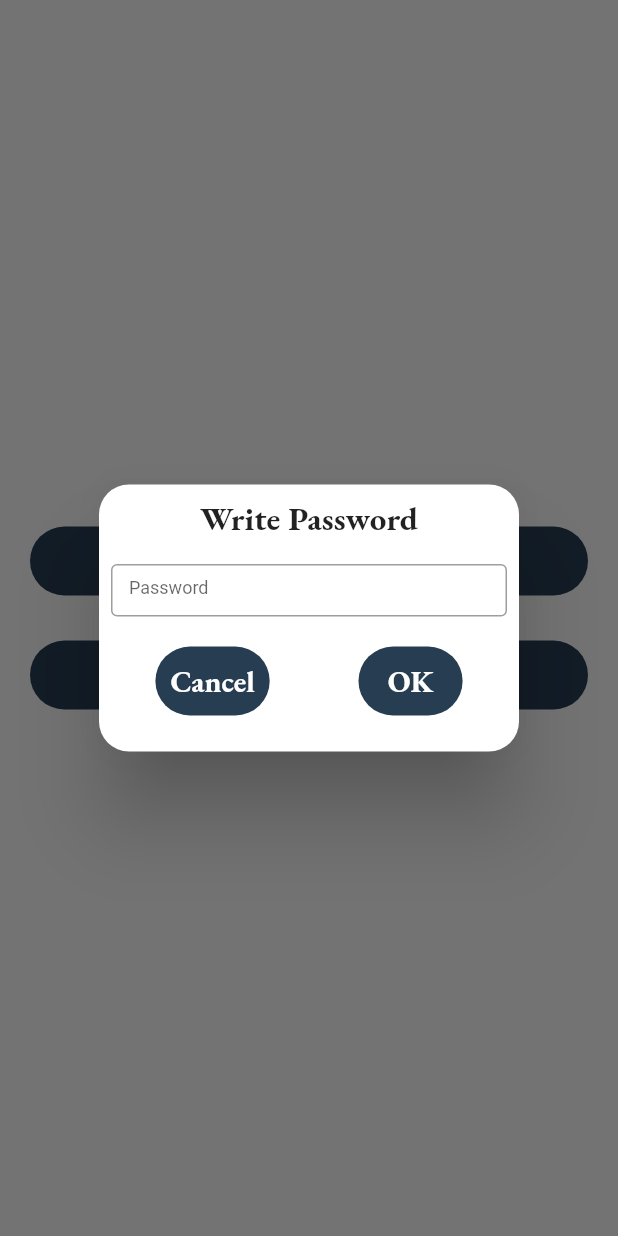
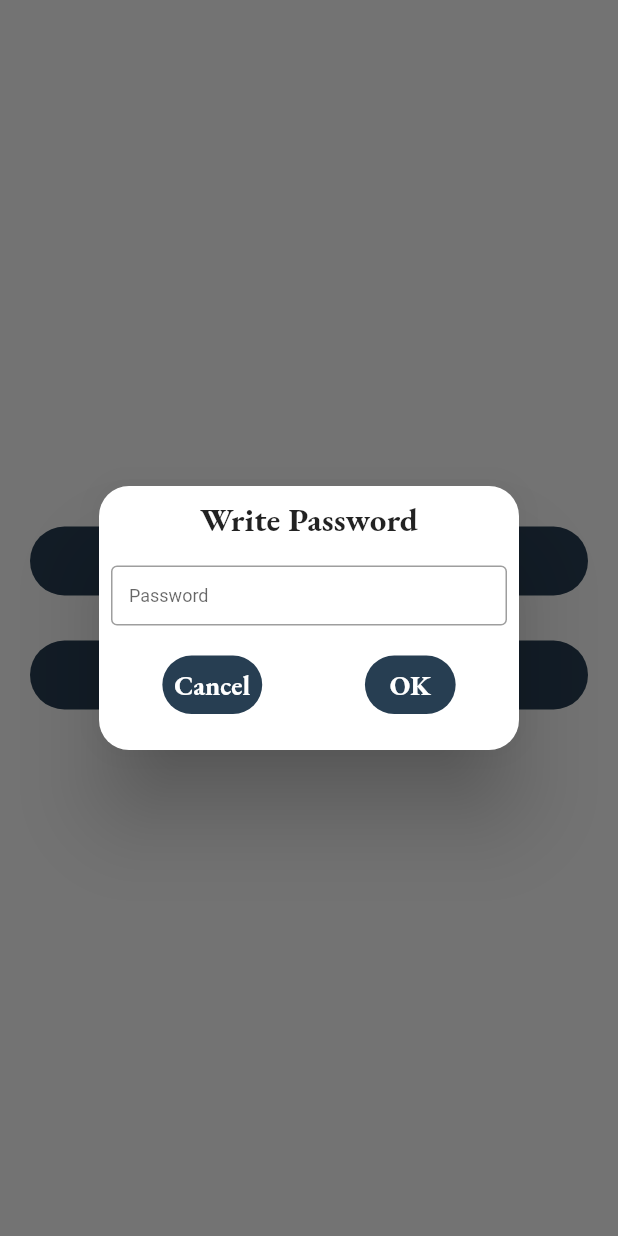
Before and after one commit to Fadwahigga/Mobile-Based-Store-Management-System, a Flutter app: the ManegerOrEmployeePage screen opened directly, after a tap on "Maneger", on a phone screen of 412 x 824 dp. Run offline on Flutter 3.47's test engine with Material 2 defaults, Android fonts, the phone set to English and light mode, and no system bars; our stand-ins replace get, google_fonts; missing offline and left inert: qr_code_scanner.

Commit message:
New Commit

```diff
--- a/lib/main.dart
+++ b/lib/main.dart
@@ -1,7 +1,7 @@
 import 'package:flutter/material.dart';
 import 'package:get/get.dart';
 import 'package:gp/screens/login.dart';
-
+//New Commit
 void main() {
   runApp(const MyApp());
 }
--- a/lib/screens/manegerOrEmployee.dart
+++ b/lib/screens/manegerOrEmployee.dart
@@ -29,7 +29,7 @@ class ManegerOrEmployeePage extends StatelessWidget {
                       content: Column(
                         children: [
                           SizedBox(
-                            height: 35,
+                            height: 40,
                             child: TextFormField(
                               obscureText: true,
                               decoration: const InputDecoration(
--- a/lib/widgets/confirmAndcancel.dart
+++ b/lib/widgets/confirmAndcancel.dart
@@ -10,7 +10,7 @@ class ConfirmAndCancel extends StatelessWidget {
   @override
   Widget build(BuildContext context) {
     return Container(
-      padding: const EdgeInsets.all(10),
+      padding: const EdgeInsets.all(8),
       decoration: BoxDecoration(
           color: const Color.fromARGB(255, 39, 62, 82),
           borderRadius: BorderRadius.circular(30)),
@@ -18,7 +18,7 @@ class ConfirmAndCancel extends StatelessWidget {
         child: Text(Opname!,
             style: GoogleFonts.ebGaramond(
                 textStyle: const TextStyle(
-              fontSize: 20,
+              fontSize: 18,
               fontWeight: FontWeight.bold,
               color: Colors.white,
             ))),
--- a/lib/widgets/drawer.dart
+++ b/lib/widgets/drawer.dart
@@ -151,7 +151,7 @@ class DrawerWidget extends StatelessWidget {
                           "Are You Sure?",
                           style: GoogleFonts.ebGaramond(
                               textStyle: const TextStyle(
-                                  fontSize: 25, fontWeight: FontWeight.bold)),
+                                  fontSize: 22, fontWeight: FontWeight.bold)),
                         ),
                       ),
                       const SizedBox(
```
